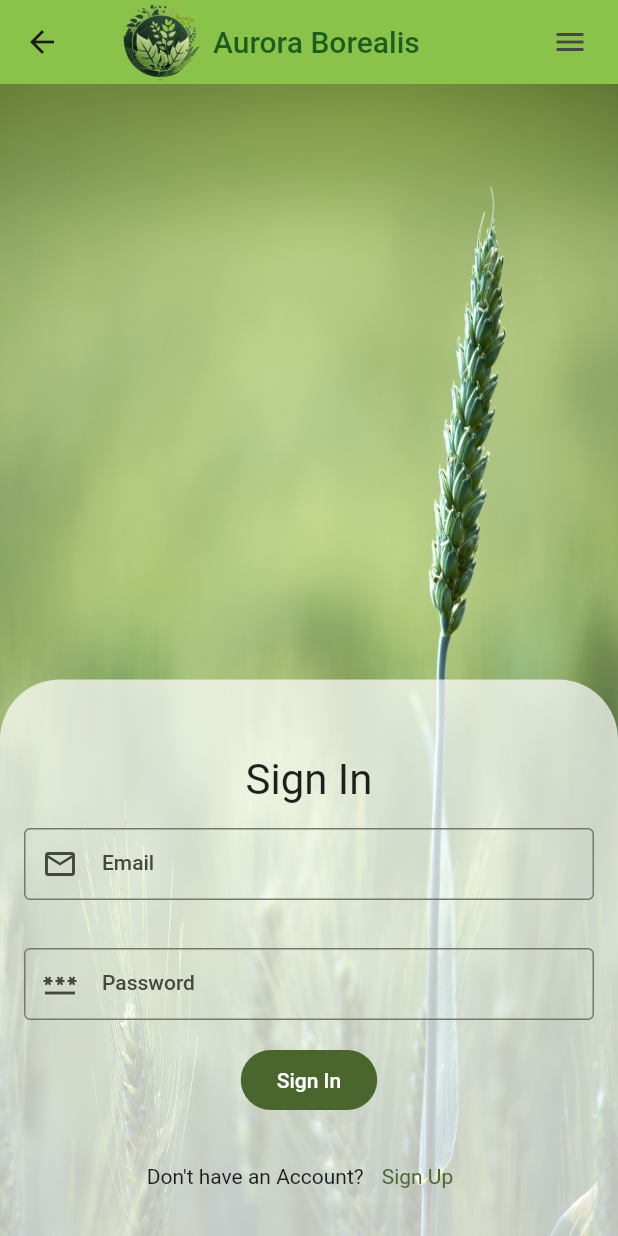
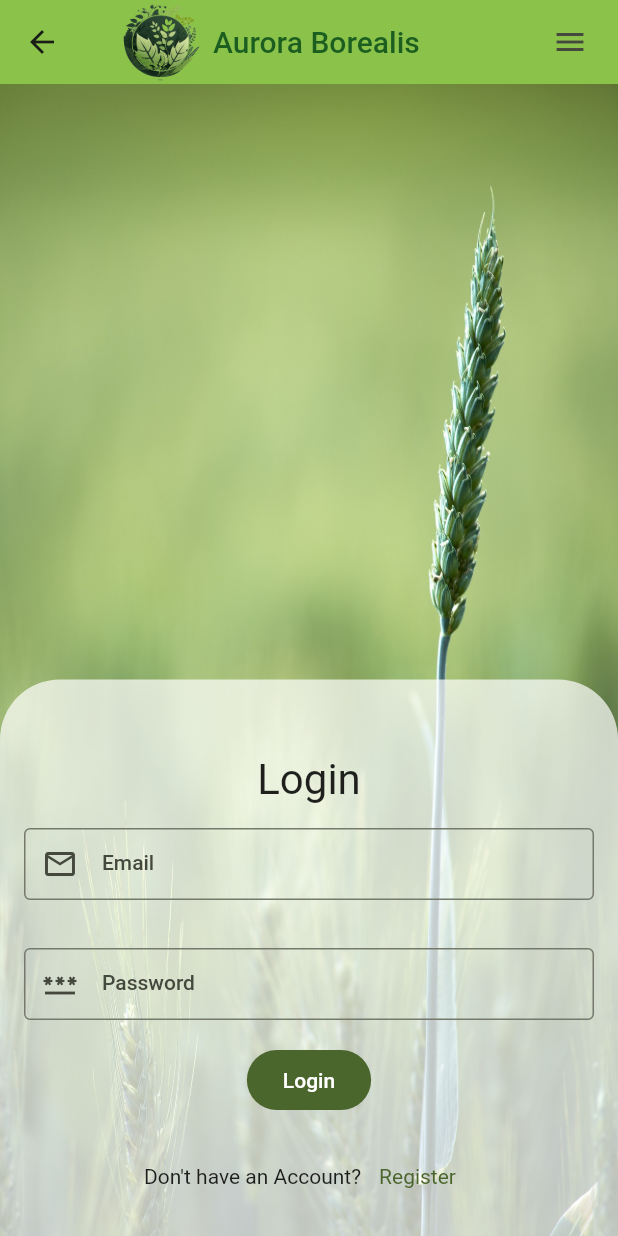
Before and after one commit to AdrianSzacsko/aurora_borealis, a Flutter app: the LoginScreen screen opened directly, on a phone screen of 412 x 824 dp. Run offline on Flutter 3.47's test engine with Material 2 defaults, Android fonts, the phone set to English and light mode, and no system bars; drawn by our look-alikes of overlay_support; our stand-ins replace dio, firebase_core, firebase_messaging, fl_chart, flutter_map, geolocator and 5 more; missing offline and left inert: flutter_map_location_marker, jwt_decode, mime_type; accounts and stored records are empty; network calls fail.

Commit message:
fix bugs

```diff
--- a/lib/Components/custom_chart.dart
+++ b/lib/Components/custom_chart.dart
@@ -521,6 +521,7 @@ class WeatherDialogState extends State<WeatherDialog> {
           mainAxisAlignment: MainAxisAlignment.spaceBetween,
           children: [
             CustomContainer(
+              width: MediaQuery.of(context).size.width * 0.4,
                 child: Padding(
                   padding: const EdgeInsets.all(5),
                   child: Column(
@@ -631,6 +632,8 @@ class WeatherDialogState extends State<WeatherDialog> {
     return Text(
       text,
       style: TextStyle(fontSize: fontSize),
+      overflow: TextOverflow.fade,
+      softWrap: false,
     );
   }
 }
--- a/lib/Components/oval_component.dart
+++ b/lib/Components/oval_component.dart
@@ -26,7 +26,7 @@ class CustomContainer extends StatelessWidget {
         splashColor: Theme.of(context).colorScheme.primary.withOpacity(0.2),
         borderRadius: BorderRadius.circular(12),
         child: SizedBox(
-height: height,
+          height: height,
           width: width,
           child: Center(child: child),
         ),
--- a/lib/Components/post_item.dart
+++ b/lib/Components/post_item.dart
@@ -445,6 +445,7 @@ class _PostNewImageState extends State<PostNewImageItem> {
         FilledButton(
             onPressed: () async {
           await widget.createPost(images);
+          successResponseBar("Post created, reload feed to check it", context);
           Navigator.of(context).pop();
         },
             child: const Text("Create Post")),
--- a/lib/Screens/feed_screen.dart
+++ b/lib/Screens/feed_screen.dart
@@ -161,7 +161,7 @@ class FeedScreenState extends State<FeedScreen> {
                     errorResponseBar("Please create a Farm", context);
                   }
                   else{
-                    await showDialog(context: context, builder: (context){
+                    await showDialog(context: context, barrierDismissible: false, builder: (context){
                       return PostDialog(farmsList: farmsList.farms,);
                     });
                   }
--- a/lib/Screens/login_screen.dart
+++ b/lib/Screens/login_screen.dart
@@ -67,7 +67,7 @@ class LoginScreenState extends State<LoginScreen> {
                   mainAxisAlignment: MainAxisAlignment.center,
                   children: [
                     const Text(
-                      'Sign In',
+                      'Login',
                       style: TextStyle(
                           fontSize: 28
                       ),
@@ -122,7 +122,7 @@ class LoginScreenState extends State<LoginScreen> {
                                 //change screen
                               }
                             },
-                            child: const Text('Sign In'),
+                            child: const Text('Login'),
                           )
                         ],
                       ),
@@ -148,7 +148,7 @@ class LoginScreenState extends State<LoginScreen> {
                                   )),
                               onPressed:  () {Navigator.push(context, MaterialPageRoute(builder: (context) => const RegisterScreen()));},
                               child: const Text(
-                                'Sign Up',
+                                'Register',
                                 style: TextStyle(
                                     fontSize: 14
                                 ),
--- a/lib/Screens/menu_screen.dart
+++ b/lib/Screens/menu_screen.dart
@@ -80,7 +80,7 @@ class MenuScreenState extends State<MenuScreen> {
                 children: [
                   menuTileSignInUp(
                       context,
-                      'Sign In',
+                      'Login',
                       Icons.login,
                       () => {
                             Navigator.push(
@@ -90,7 +90,7 @@ class MenuScreenState extends State<MenuScreen> {
                           }),
                   menuTileSignInUp(
                       context,
-                      "Sign Up",
+                      "Register",
                       Icons.person_add,
                       () => Navigator.push(
                           context,
--- a/lib/Screens/register_screen.dart
+++ b/lib/Screens/register_screen.dart
@@ -56,7 +56,7 @@ class RegisterScreenState extends State<RegisterScreen> {
                       mainAxisAlignment: MainAxisAlignment.center,
                       children: [
                         const Text(
-                          'Sign Up',
+                          'Register',
                           style: TextStyle(
                               fontSize: 28
                           ),
@@ -149,7 +149,7 @@ class RegisterScreenState extends State<RegisterScreen> {
 
                                   }
                                 },
-                                child: const Text('Sign Up'),
+                                child: const Text('Register'),
                               )
                             ],
                           ),
@@ -175,7 +175,7 @@ class RegisterScreenState extends State<RegisterScreen> {
                                       )),
                                   onPressed: () {Navigator.push(context, MaterialPageRoute(builder: (context) => const LoginScreen()));},
                                   child: const Text(
-                                    'Sign In',
+                                    'Login',
                                     style: TextStyle(
                                         fontSize: 14
                                     ),
--- a/lib/Screens/weather_main_screen.dart
+++ b/lib/Screens/weather_main_screen.dart
@@ -345,6 +345,8 @@ class WeatherMainScreenState extends State<WeatherMainScreen> {
     return Text(
       text,
       style: TextStyle(fontSize: fontSize),
+      overflow: TextOverflow.fade,
+      softWrap: false,
     );
   }
 }
--- a/lib/key.dart
+++ b/lib/key.dart
@@ -1,6 +1,6 @@
 const apiKey = "";
 
 //const urlKey = "http://10.0.2.2:8000/";
-//const urlKey = "http://192.168.55.91:8000/";
-const urlKey = "http://192.168.0.124:8000/";
+const urlKey = "http://192.168.55.91:8000/";
+//const urlKey = "http://192.168.0.124:8000/";
 //const urlKey = "http://192.168.0.168:8000/";
```
